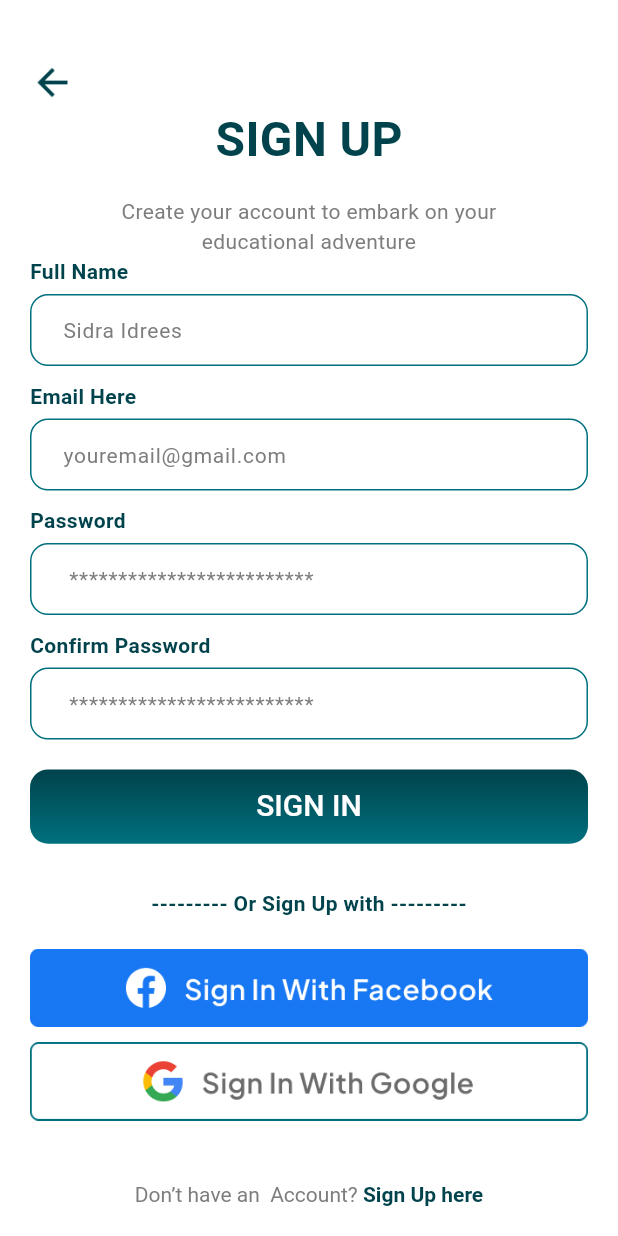
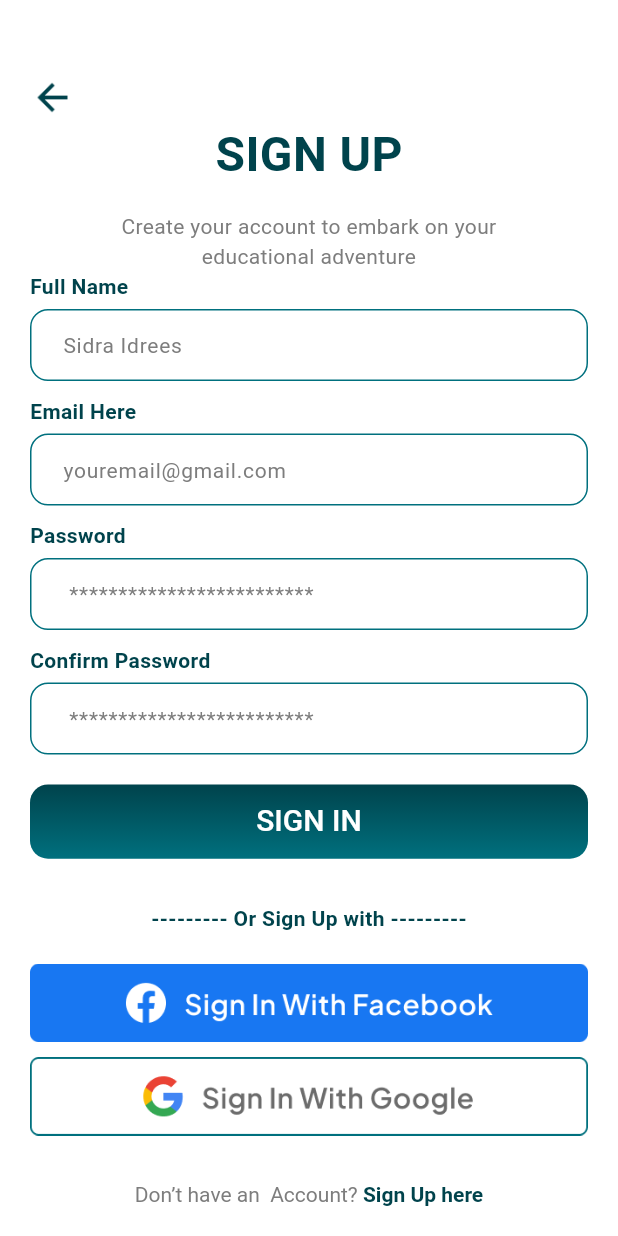
Before and after one commit to swagatapal/E_Learning, a Flutter app: the SignUpPage screen opened directly, on a phone screen of 412 x 824 dp. Run offline on Flutter 3.47's test engine with Material 3 defaults, Android fonts, the phone set to English and light mode, and no system bars; drawn by our look-alikes of flutter_bounce; our stand-ins replace persistent_bottom_nav_bar, smooth_page_indicator.

```diff
--- a/lib/Screens/Auth/View/login_page.dart
+++ b/lib/Screens/Auth/View/login_page.dart
@@ -96,7 +96,7 @@ class _LogInState extends State<LogIn> {
                       MaterialPageRoute(
                           builder: (context) => const HomeConfig()));
                 },
-                label: "Sign in ",
+                label: "SIGN IN ",
                 buttonHeight: containerWidth * 0.06,
                 buttonWidth: containerWidth * 0.8,
                 fontSize: 20,
--- a/lib/Screens/Auth/View/sign_up_page.dart
+++ b/lib/Screens/Auth/View/sign_up_page.dart
@@ -1,5 +1,4 @@
 import 'package:flutter/material.dart';
-
 import '../../../Core/Utils/CommonWidget/common_button.dart';
 import '../../../Core/Utils/CommonWidget/common_inputfield.dart';
 import '../../../Core/Utils/Helper/app_colors.dart';
@@ -18,7 +17,7 @@ class SignUpPage extends StatelessWidget {
       resizeToAvoidBottomInset: false,
       body: Padding(
         padding:
-            const EdgeInsets.only(left: 20.0, right: 20.0, bottom: 20, top: 40),
+            const EdgeInsets.only(left: 20.0, right: 20.0, bottom: 20, top: 50),
         child: Column(
           crossAxisAlignment: CrossAxisAlignment.start,
           children: [
@@ -83,9 +82,7 @@ class SignUpPage extends StatelessWidget {
               buttonWidth: containerWidth * 0.8,
               fontSize: 20,
             ),
-            const SizedBox(
-              height: 30,
-            ),
+            const SizedBox(height: 30),
             Center(
               child: Text(
                 "--------- Or Sign Up with ---------",
@@ -100,9 +97,7 @@ class SignUpPage extends StatelessWidget {
               height: 20,
             ),
             Image.asset("assets/images/facebook.png"),
-            const SizedBox(
-              height: 10,
-            ),
+            const SizedBox(height: 10),
             Image.asset("assets/images/google.png"),
             const Spacer(),
             Center(
```
